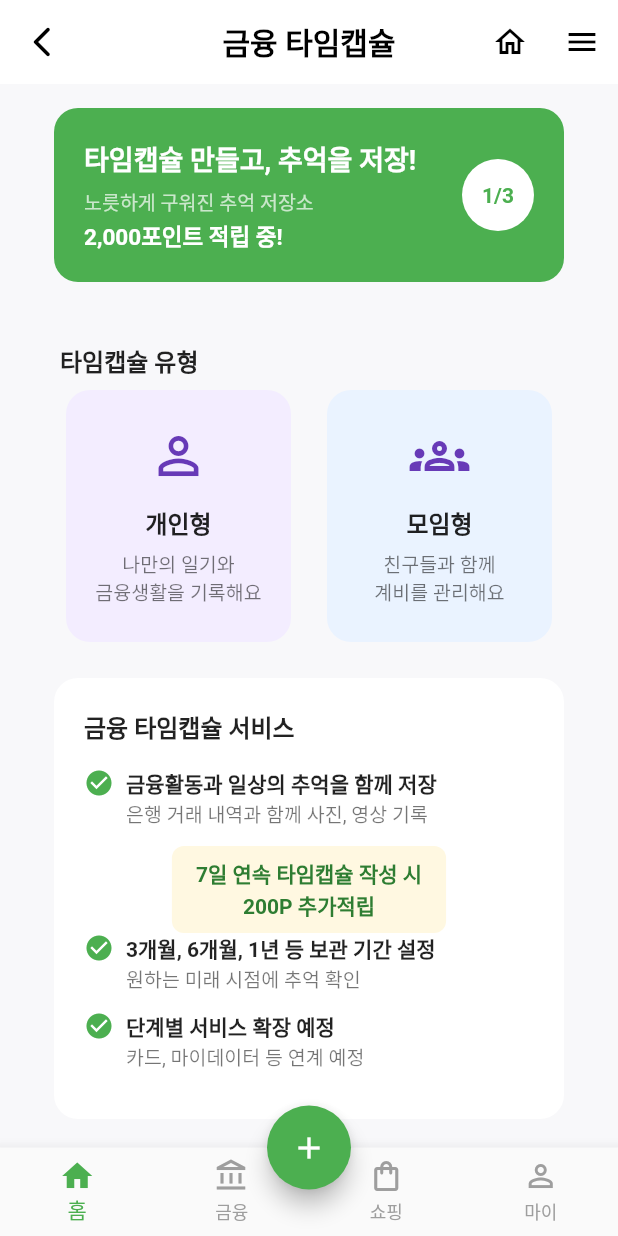
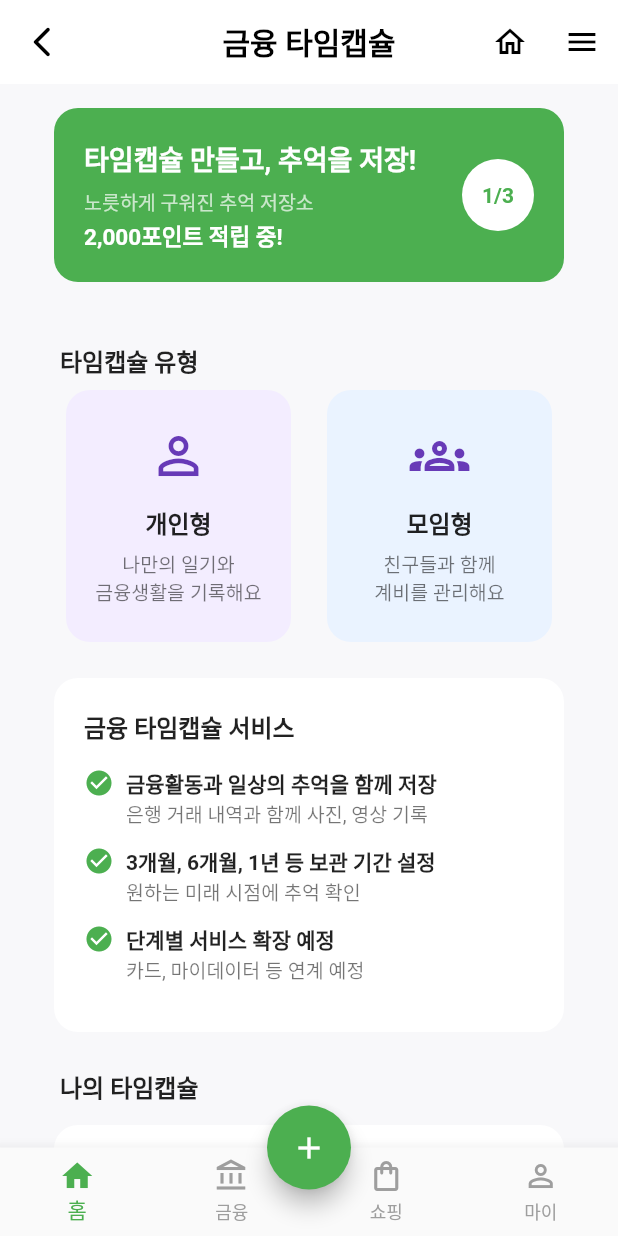
Before and after one commit to Sqaure-JE/NH-time-capsule, a Flutter app: the screen it shows after launch, on a phone screen of 412 x 824 dp. Run offline on Flutter 3.47's test engine with Material 3 defaults, Android fonts, the phone set to English and light mode, and no system bars; our stand-ins replace image_picker, sqflite; accounts and stored records are empty.

Commit message:
Remove 200P reward text from service info section

```diff
--- a/lib/presentation/screens/home/home_screen.dart
+++ b/lib/presentation/screens/home/home_screen.dart
@@ -407,24 +407,6 @@ class _ServiceInfoSection extends StatelessWidget {
           const SizedBox(height: 16),
           const _ServiceInfoRow(
               '금융활동과 일상의 추억을 함께 저장', '은행 거래 내역과 함께 사진, 영상 기록'),
-          Center(
-            child: Container(
-              padding: const EdgeInsets.symmetric(vertical: 8, horizontal: 16),
-              decoration: BoxDecoration(
-                color: const Color(0xFFFFF8E1),
-                borderRadius: BorderRadius.circular(8),
-              ),
-              child: const Text(
-                '7일 연속 타임캡슐 작성 시\n200P 추가적립',
-                style: TextStyle(
-                  fontSize: 14,
-                  fontWeight: FontWeight.w600,
-                  color: Color(0xFF2E7D32),
-                ),
-                textAlign: TextAlign.center,
-              ),
-            ),
-          ),
           const _ServiceInfoRow('3개월, 6개월, 1년 등 보관 기간 설정', '원하는 미래 시점에 추억 확인'),
           const _ServiceInfoRow('단계별 서비스 확장 예정', '카드, 마이데이터 등 연계 예정'),
         ],
```
